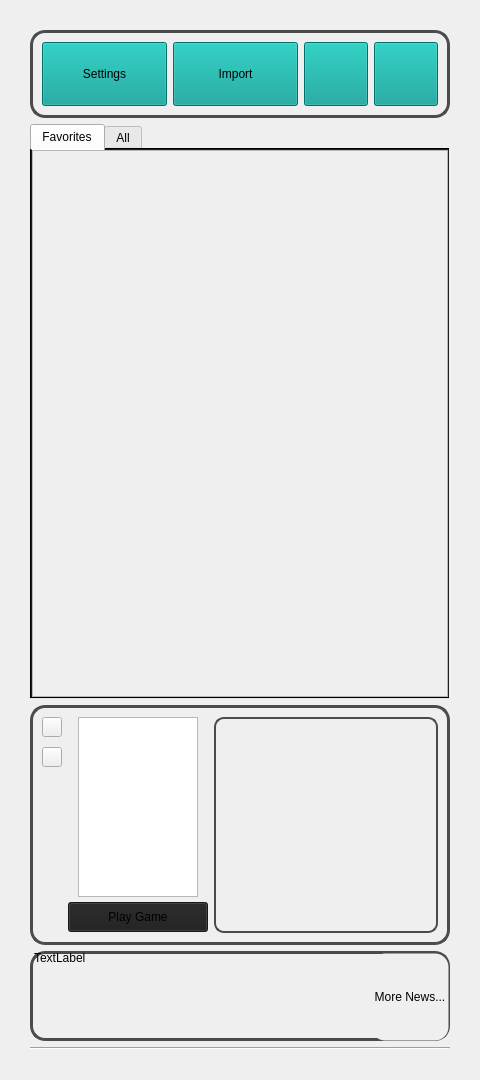
First picture: the form in mainwindow.ui, repository JforJake/GameLauncher, before the edit.
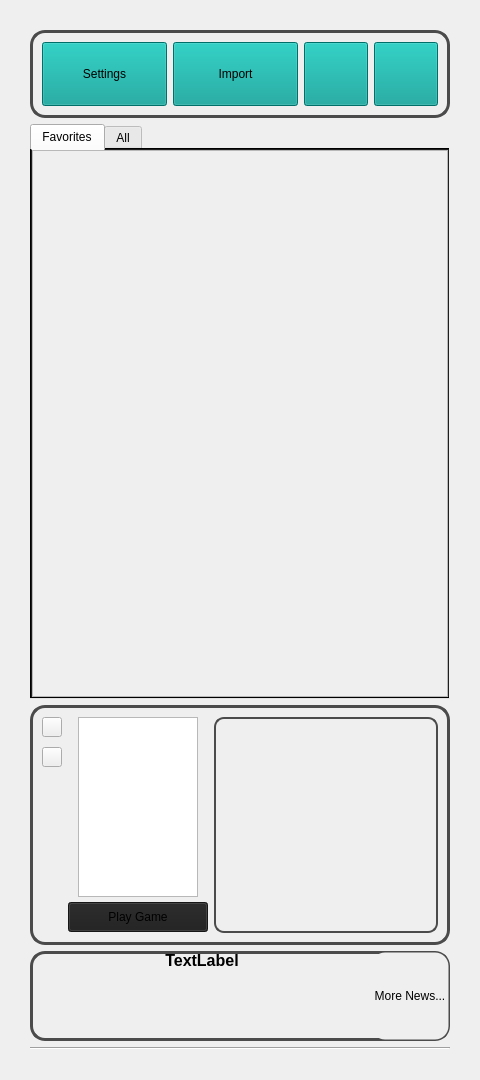
Second picture: the form after the edit. Icons and pictures are not drawn.

```diff
--- a/mainwindow.ui
+++ b/mainwindow.ui
@@ -996,7 +996,7 @@
          <x>-1</x>
          <y>0</y>
          <width>421</width>
-         <height>92</height>
+         <height>91</height>
         </rect>
        </property>
        <layout class="QHBoxLayout" name="horizontalLayout_3">
@@ -1022,9 +1022,19 @@
           </property>
           <item>
            <widget class="QLabel" name="NewsLabel">
+            <property name="styleSheet">
+             <string notr="true">font-size: 12pt;
+font-weight: bold;</string>
+            </property>
             <property name="text">
              <string>TextLabel</string>
             </property>
+            <property name="alignment">
+             <set>Qt::AlignmentFlag::AlignCenter</set>
+            </property>
+            <property name="wordWrap">
+             <bool>true</bool>
+            </property>
            </widget>
           </item>
           <item>
```
